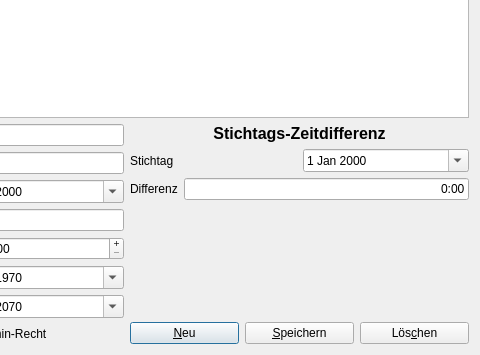
Old version of the form cpersonaledit.ui in the repository joergpauly/megaroster; both pictures show x 226 to 706 and y 94 to 449 of the 706 by 449 pixel window.
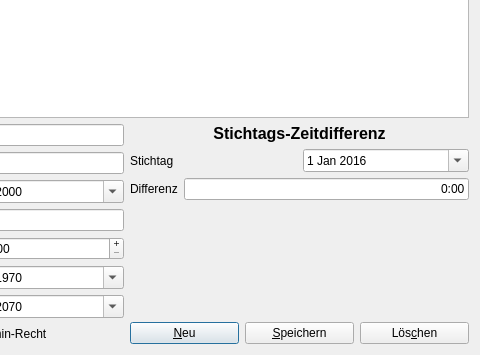
New version of the form.

What changed in the file:
```diff
--- a/cpersonaledit.ui
+++ b/cpersonaledit.ui
@@ -280,6 +280,13 @@
            <property name="calendarPopup">
             <bool>true</bool>
            </property>
+           <property name="date">
+            <date>
+             <year>2016</year>
+             <month>1</month>
+             <day>1</day>
+            </date>
+           </property>
           </widget>
          </item>
         </layout>
```
